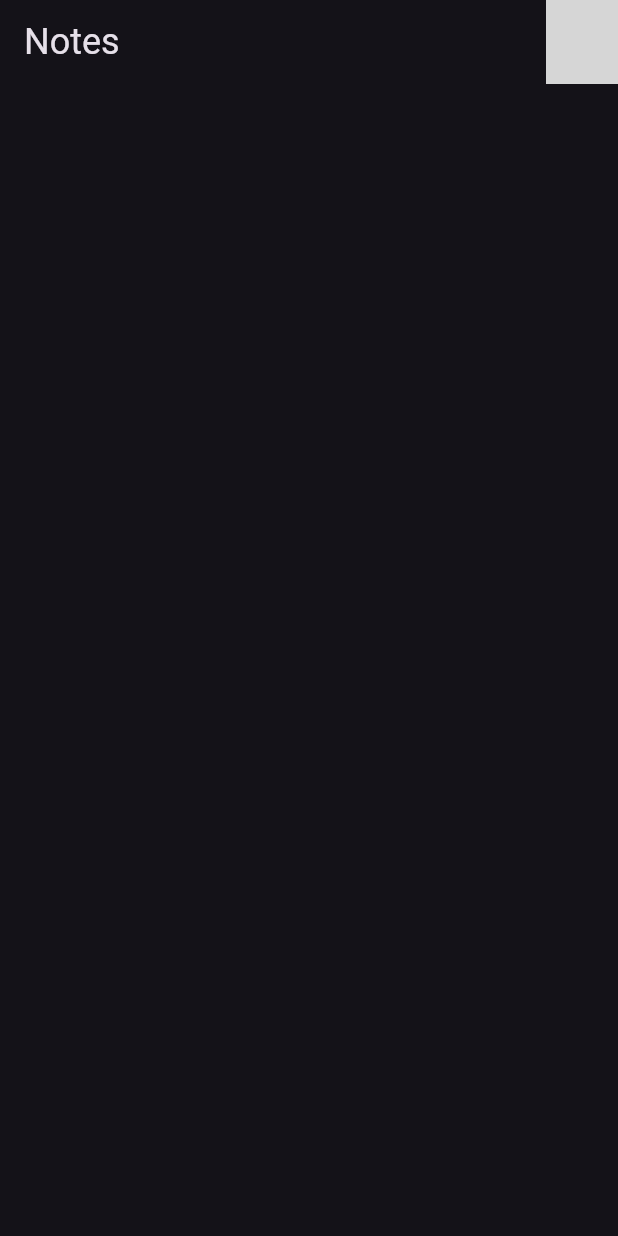
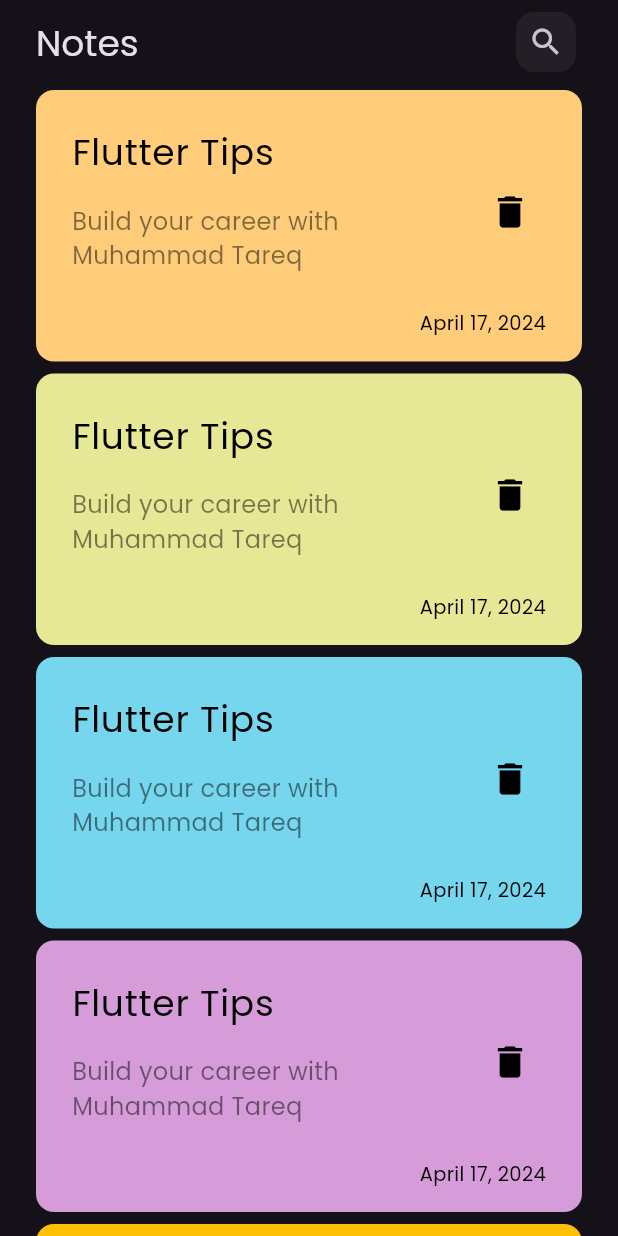
Before and after one commit to MuhammadTareqFathy/notes_app, a Flutter app: the screen it shows after launch, on a phone screen of 412 x 824 dp. Run offline on Flutter 3.47's test engine with Material 3 defaults, Android fonts, the phone set to English and light mode, and no system bars; grey boxes are pictures that could not be loaded.

Commit message:
add noteCard

```diff
--- a/lib/main.dart
+++ b/lib/main.dart
@@ -12,8 +12,8 @@ class NotesApp extends StatelessWidget {
   Widget build(BuildContext context) {
     return MaterialApp(
       debugShowCheckedModeBanner: false,
-      theme: ThemeData.dark(),
-      home: const NotesHomeView(),
+      theme: ThemeData(brightness: Brightness.dark, fontFamily: 'Poppins'),
+      home: NotesHomeView(),
     );
   }
 }
--- a/lib/views/notes_home_view.dart
+++ b/lib/views/notes_home_view.dart
@@ -1,23 +1,41 @@
 import 'package:flutter/material.dart';
 import 'package:notes_app/views/widgets/custom_app_bar_icon.dart';
+import 'package:notes_app/views/widgets/note_card.dart';
 
 class NotesHomeView extends StatelessWidget {
-  const NotesHomeView({super.key});
-
+  NotesHomeView({super.key});
+  final List<Color> noteColors = [
+    const Color(0xffFFCD79),
+    const Color(0xffE7E895),
+    const Color(0xff76D6EE),
+    const Color(0xffD59CD9),
+    Colors.amber
+  ];
   @override
   Widget build(BuildContext context) {
     return Scaffold(
       appBar: AppBar(
-        title: const Text(
-          'Notes',
-          style: TextStyle(
-            fontSize: 24,
+        title: const Padding(
+          padding: EdgeInsets.all(8.0),
+          child: Text(
+            'Notes',
+            style: TextStyle(
+              fontSize: 24,
+            ),
           ),
         ),
         actions: const [
           CustomAppBarIcon(),
         ],
       ),
+      body: ListView.builder(
+        itemCount: noteColors.length,
+        itemBuilder: (context, index) {
+          return NoteCard(
+            noteColor: noteColors[index],
+          );
+        },
+      ),
     );
   }
 }
--- /dev/null
+++ b/lib/views/widgets/custom_app_bar_icon.dart
@@ -0,0 +1,28 @@
+import 'package:flutter/material.dart';
+
+class CustomAppBarIcon extends StatelessWidget {
+  const CustomAppBarIcon({
+    super.key,
+  });
+
+  @override
+  Widget build(BuildContext context) {
+    return Padding(
+      padding: const EdgeInsets.symmetric(vertical: 8, horizontal: 24),
+      child: IconButton(
+        style: ButtonStyle(
+          backgroundColor: WidgetStatePropertyAll(
+            Colors.grey.withOpacity(0.1),
+          ),
+          shape: WidgetStatePropertyAll(
+            RoundedRectangleBorder(
+              borderRadius: BorderRadius.circular(12),
+            ),
+          ),
+        ),
+        onPressed: () {},
+        icon: const Icon(Icons.search),
+      ),
+    );
+  }
+}
--- /dev/null
+++ b/lib/views/widgets/note_card.dart
@@ -0,0 +1,56 @@
+
+import 'package:flutter/material.dart';
+
+class NoteCard extends StatelessWidget {
+  const NoteCard({
+    super.key,
+    required this.noteColor,
+  });
+  final Color noteColor;
+  @override
+  Widget build(BuildContext context) {
+    return Container(
+      decoration: BoxDecoration(
+        color: noteColor,
+        borderRadius: BorderRadius.circular(12),
+      ),
+      margin: const EdgeInsets.symmetric(horizontal: 24, vertical: 4),
+      padding: const EdgeInsets.symmetric(vertical: 16, horizontal: 24),
+      child: Column(
+        mainAxisSize: MainAxisSize.min,
+        crossAxisAlignment: CrossAxisAlignment.end,
+        children: [
+          ListTile(
+            contentPadding: const EdgeInsets.all(0),
+            title: const Text(
+              'Flutter Tips',
+              style: TextStyle(fontSize: 24, color: Colors.black),
+            ),
+            subtitle: Padding(
+              padding: const EdgeInsets.symmetric(vertical: 16),
+              child: Text(
+                'Build your career with Muhammad Tareq',
+                style: TextStyle(
+                  fontSize: 16,
+                  color: Colors.black.withOpacity(0.5),
+                ),
+              ),
+            ),
+            trailing: IconButton(
+              onPressed: () {},
+              icon: const Icon(
+                Icons.delete,
+                color: Colors.black,
+                size: 28,
+              ),
+            ),
+          ),
+          const Text(
+            'April 17, 2024',
+            style: TextStyle(fontSize: 13, color: Colors.black),
+          ),
+        ],
+      ),
+    );
+  }
+}
```
Also changed, not shown: pubspec.yaml (+4 -11 lines), assets/fonts/Poppins-Regular.ttf (added).
